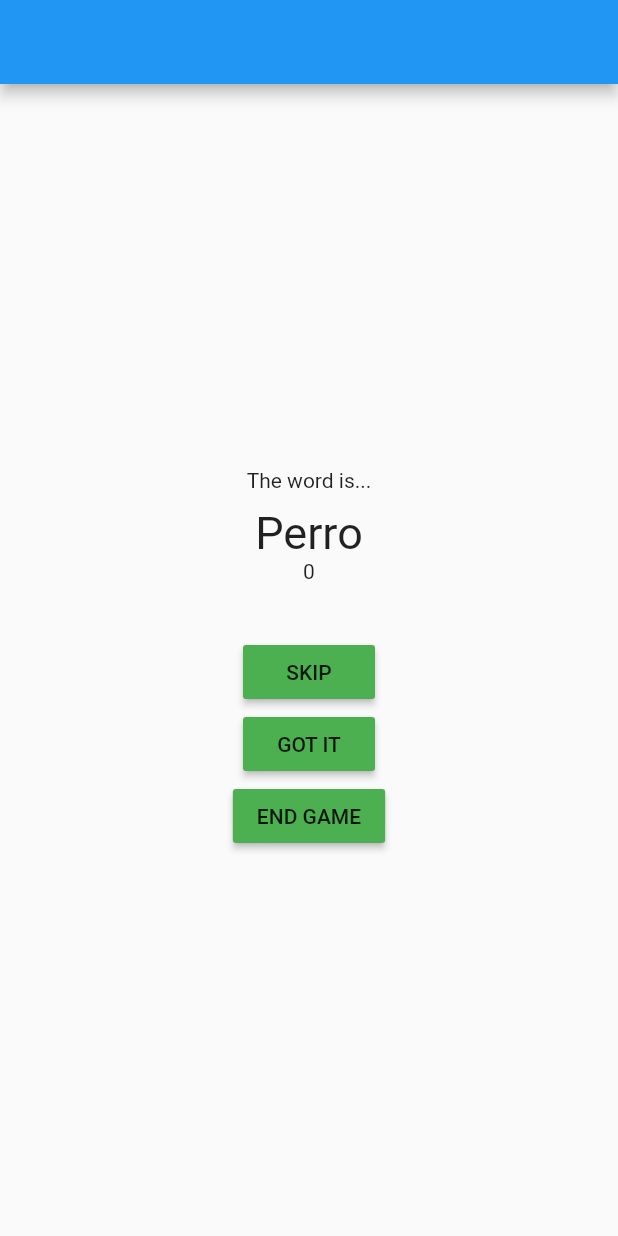
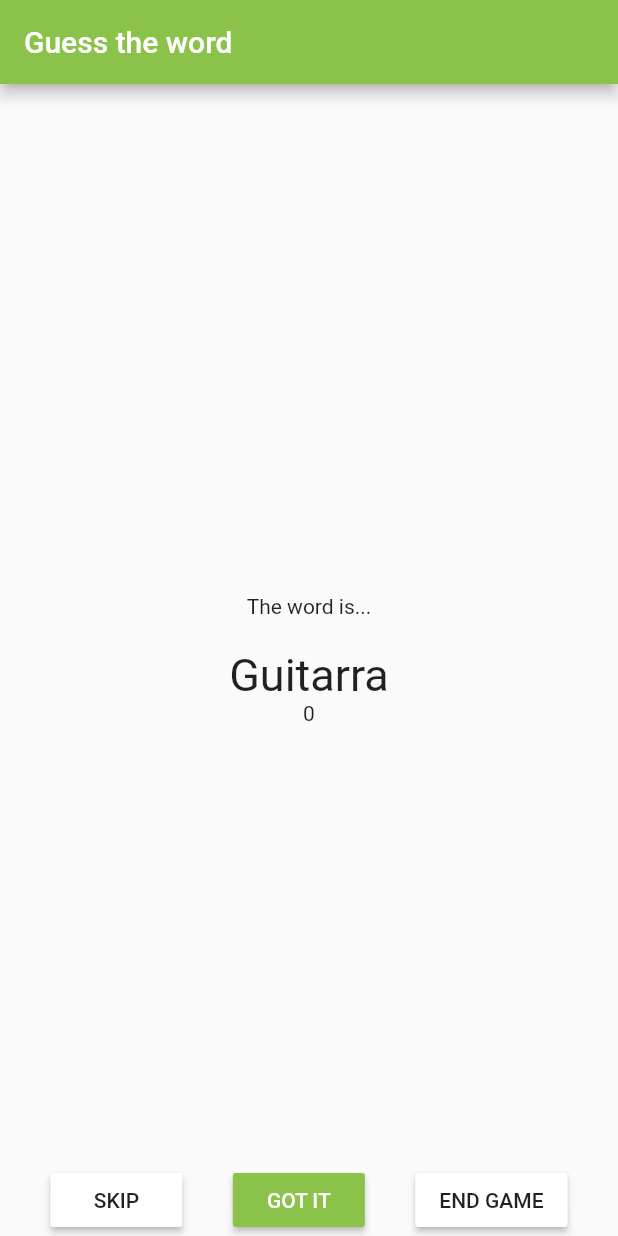
Before and after one commit to mariana-p25/PDM-tarea3, a Flutter app: the screen it shows after launch, after a tap on "PLAY", on a phone screen of 412 x 824 dp. Run offline on Flutter 3.47's test engine with Material 2 defaults, Android fonts, the phone set to English and light mode, and no system bars; our stand-ins replace bloc, equatable, flutter_bloc.

Commit message:
shuffle list2 y acomodar botones

```diff
--- a/lib/bloc/front_bloc.dart
+++ b/lib/bloc/front_bloc.dart
@@ -9,8 +9,8 @@ part 'front_state.dart';
 
 class FrontBloc extends Bloc<FrontEvent, FrontState> {
   FrontBloc() : super(FrontInitial());
-  List<String> list1 = ["Perro", "Gato"];
-  List<String> list2 = ["Perro", "Gato"];
+  List<String> list1 = ["Guitarra", "Teclado", "Batería", "Bajo", "Piano", "Micrófono", "Flauta", "Violín", "Arpa", "Acordeón"];
+  List<String> list2 = ["Guitarra", "Teclado", "Batería", "Bajo", "Piano", "Micrófono", "Flauta", "Violín", "Arpa", "Acordeón"];
   int listSize;
   int count = 0;
   int i = 0;
@@ -18,7 +18,9 @@ class FrontBloc extends Bloc<FrontEvent, FrontState> {
   Stream<FrontState> mapEventToState(
     FrontEvent event,
   ) async* {
+    print(list2);
     if (event is StartEvent) {
+      list2.shuffle();
       listSize = list1.length;
       count = 0;
       i = 0;
--- a/lib/main.dart
+++ b/lib/main.dart
@@ -10,9 +10,16 @@ class MyApp extends StatelessWidget {
   Widget build(BuildContext context) {
     return MaterialApp(
       title: 'Material App',
+      theme: ThemeData(
+        primarySwatch: Colors.lightGreen,
+      ),
       home: Scaffold(
         appBar: AppBar(
-            //title: Text('Material App Bar'),
+            title: Text('Guess the word',
+              style: TextStyle(
+                color: Colors.white,
+              ),
+            ),
         ),
         body: BlocProvider(
           create: (context) => FrontBloc(),
@@ -23,13 +30,16 @@ class MyApp extends StatelessWidget {
             builder: (context, state) {
               if (state is GameStartedState) {
                 return Container(
-                  child: Center(
+                  child: Stack(
+                    children: [
+                      Align(
+                        alignment: Alignment.center,
                         child: Column(
-                      mainAxisSize: MainAxisSize.min,
+                          mainAxisAlignment: MainAxisAlignment.center,
                           children: [
                             Text(state.titulo),
                             SizedBox(
-                          height: 10.0,
+                              height: 20.0,
                             ),
                             Text(
                               state.palabra,
@@ -38,11 +48,16 @@ class MyApp extends StatelessWidget {
                               ),
                             ),
                             Text(state.contador.toString()),
-                        SizedBox(
-                          height: 35.0,
+                          ],
                         ),
+                      ),
+                      Align(
+                        alignment: Alignment.bottomCenter,
+                        child: Row(
+                          mainAxisAlignment: MainAxisAlignment.spaceEvenly,
+                          children: [
                             MaterialButton(
-                          color: Colors.green,
+                              color: Colors.white,
                               child: Text("SKIP"),
                               onPressed: () {
                                 BlocProvider.of<FrontBloc>(context)
@@ -50,32 +65,43 @@ class MyApp extends StatelessWidget {
                               },
                             ),
                             MaterialButton(
-                          color: Colors.green,
-                          child: Text("GOT IT"),
+                              color: Colors.lightGreen,
+                              child: Text("GOT IT",
+                                style: TextStyle(
+                                  color: Colors.white,
+                                ),
+                              ),
                               onPressed: () {
-                            BlocProvider.of<FrontBloc>(context).add(GotEvent());
+                                BlocProvider.of<FrontBloc>(context)
+                                    .add(GotEvent());
                               },
                             ),
                             MaterialButton(
-                          color: Colors.green,
+                              color: Colors.white,
                               child: Text("END GAME"),
                               onPressed: () {
-                            BlocProvider.of<FrontBloc>(context).add(EndEvent());
+                                BlocProvider.of<FrontBloc>(context)
+                                    .add(EndEvent());
                               },
                             ),
                           ],
                         ),
                       ),
+                    ],
+                  ),
                 );
               } else if (state is GameEndState) {
                 return Container(
-                  child: Center(
+                  child: Stack(
+                    children: [
+                      Align(
+                        alignment: Alignment.center,
                         child: Column(
-                      mainAxisSize: MainAxisSize.min,
+                          mainAxisAlignment: MainAxisAlignment.center,
                           children: [
                             Text(state.titulo),
                             SizedBox(
-                          height: 10.0,
+                              height: 20.0,
                             ),
                             Text(
                               state.contador.toString(),
@@ -83,50 +109,62 @@ class MyApp extends StatelessWidget {
                                 fontSize: 30,
                               ),
                             ),
-                        SizedBox(
-                          height: 35.0,
+                          ],
                         ),
-                        MaterialButton(
-                          color: Colors.green,
-                          child: Text("PLAY AGAIN!"),
+                      ),
+                      Align(
+                        alignment: Alignment.bottomCenter,
+                        child: MaterialButton(
+                          color: Colors.lightGreen,
+                          child: Text("PLAY AGAIN!",
+                            style: TextStyle(
+                              color: Colors.white,
+                            ),
+                          ),
                           onPressed: () {
                             BlocProvider.of<FrontBloc>(context)
                                 .add(StartEvent());
                           },
                         ),
+                      ),
                     ],
-                    ),
                   ),
                 );
               } else
               return Container(
-                  child: Center(
+                child: Stack(
+                  children: [
+                    Align(
+                      alignment: Alignment.center,
                       child: Column(
-                      mainAxisSize: MainAxisSize.min,
+                        mainAxisAlignment: MainAxisAlignment.center,
                         children: [
                           Text("Get ready to"),
-                        SizedBox(
-                          height: 10.0,
-                        ),
+                          SizedBox(height: 20.0),
                           Text(
                             "Guess the word!",
-                          style: TextStyle(
-                            fontSize: 30,
+                            style: TextStyle(fontSize: 30),
+                          ),
+                        ],
                       ),
                     ),
-                        SizedBox(
-                          height: 35.0,
+                    Align(
+                      alignment: Alignment.bottomCenter,
+                      child: MaterialButton(
+                        child: Text(
+                          "PLAY",
+                          style: TextStyle(
+                            color: Colors.white,
                           ),
-                        MaterialButton(
-                          color: Colors.green,
-                          child: Text("PLAY"),
+                        ),
+                        color: Colors.lightGreen,
                         onPressed: () {
                           BlocProvider.of<FrontBloc>(context)
                               .add(StartEvent());
                         },
                       ),
+                    ),
                   ],
-                    ),
                 ),
               );
             },
```
Lines whose indentation alone changed are shown as unchanged.
